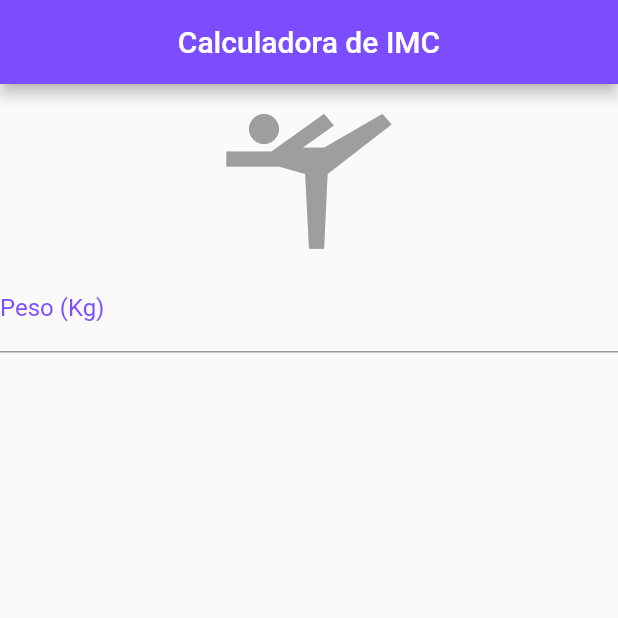
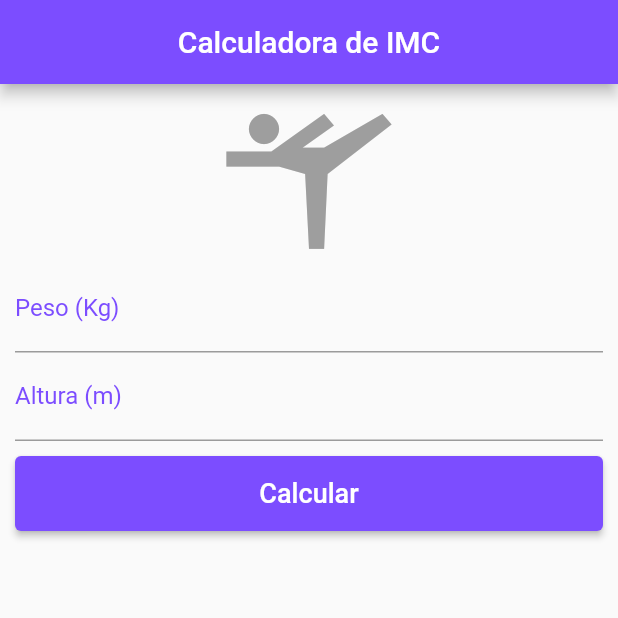
Before and after one commit to Gabriel-S-Souza/imc_calculator_with_flutter, a Flutter app: the screen it shows after launch, on a phone screen of 412 x 824 dp, the top half of it. Run offline on Flutter 3.47's test engine with Material 2 defaults, Android fonts, the phone set to English and light mode, and no system bars.

Commit message:
Created imc calculator method and integrated in the layoult

```diff
--- a/lib/main.dart
+++ b/lib/main.dart
@@ -1,3 +1,6 @@
+import 'dart:math';
+
+import 'package:calculadora_de_imc/methods.dart';
 import 'package:flutter/material.dart';
 
 void main() {
@@ -8,13 +11,18 @@ void main() {
 }
 
 class MyApp extends StatefulWidget {
-  const MyApp({ Key? key }) : super(key: key);
+  const MyApp({Key? key}) : super(key: key);
 
   @override
   State<MyApp> createState() => _MyAppState();
 }
 
 class _MyAppState extends State<MyApp> {
+  //Definindo abaixo os controladores para os inputs
+  final TextEditingController _pesoController = TextEditingController();
+  final TextEditingController _alturaController = TextEditingController();
+  double? imc;
+
   @override
   Widget build(BuildContext context) {
     return Scaffold(
@@ -23,23 +31,81 @@ class _MyAppState extends State<MyApp> {
         centerTitle: true,
         backgroundColor: Colors.deepPurpleAccent,
       ),
-      body: Column(
-        children: const <Widget>[
-          Icon(
+      body: Padding(
+        //Adiciona um Widget com o padding especificado e insere a Column como filho
+        padding: const EdgeInsets.fromLTRB(10, 0, 10, 0),
+        child: Column(
+          //Essa configuração abaixo faz com que todos os filhos sejam
+          //esticados até os limites do pai no eixo cruzado:
+          crossAxisAlignment: CrossAxisAlignment.stretch,
+          children: <Widget>[
+            const Icon(
               Icons.sports_gymnastics,
               size: 120,
               color: Colors.grey,
             ),
             TextField(
-            decoration: InputDecoration(
+              controller: _pesoController,
+              decoration: const InputDecoration(
                   labelText: "Peso (Kg)",
                   labelStyle: TextStyle(
                     color: Colors.deepPurpleAccent,
-              )
+                  )),
+              textAlign: TextAlign.center,
+              keyboardType: TextInputType.number,
             ),
+            TextField(
+              controller: _alturaController,
+              decoration: const InputDecoration(
+                  labelText: "Altura (m)",
+                  labelStyle: TextStyle(
+                    color: Colors.deepPurpleAccent,
+                  )),
               textAlign: TextAlign.center,
+              keyboardType: TextInputType.number,
+            ),
+            Padding(
+              padding: const EdgeInsets.only(
+                top: 10,
+                bottom: 10,
+              ),
+              child: SizedBox(
+                height: 50,
+                child: ElevatedButton(
+                  onPressed: () {
+                    setState(() {
+                      if(_pesoController.text.isNotEmpty && _alturaController.text.isNotEmpty) {
+                        imc = calculaImc(double.parse(_pesoController.text), double.parse(_alturaController.text));
+                        print("setState");
+                      } else {
+                        print("estring Vazia");
+                      }
+
+                    });
+                  },
+                  style: ElevatedButton.styleFrom(
+                    primary: Colors.deepPurpleAccent, //cor do fundo
+                    // onPrimary:
+                  ),
+                  child: const Text(
+                    "Calcular",
+                    style: TextStyle(
+                      fontSize: 18,
+                    ),
+                  ),
+                ),
+              ),
+            ),
+            Text(
+              imc != null ? "$imc" : "",
+              textAlign: TextAlign.center,
+              style: const TextStyle(
+                color: Color.fromARGB(255, 07, 0, 77),
+                fontSize: 25,
+              ),
             )
           ],
+        ),
       ),
     );
   }
--- a/lib/methods.dart
+++ b/lib/methods.dart
@@ -6,6 +6,11 @@ Widget _getText(String _text, double _size, Color _color) {
       style: TextStyle(
         color: _color,
         fontSize: _size,
-      )
-    );
+      ));
 }
+
+double calculaImc(double peso, double altura) {
+  final double imc;
+  imc = peso / (altura * altura);
+  return imc;
+}
```
Lines whose indentation alone changed are shown as unchanged.
